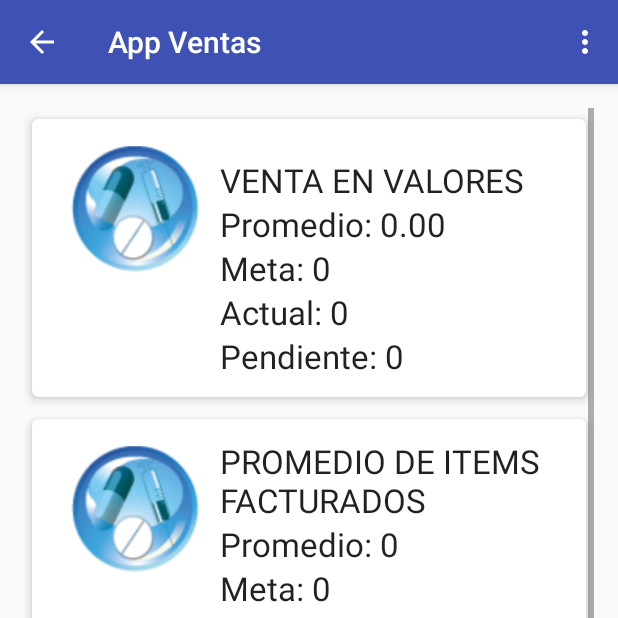
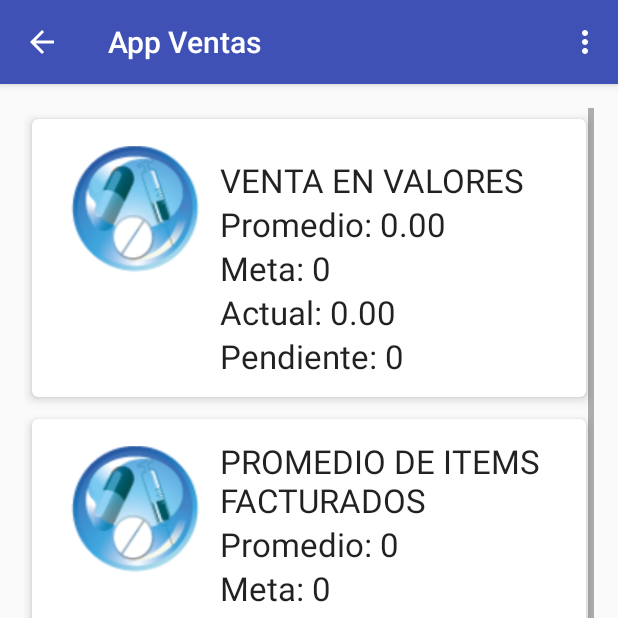
Before and after one commit to endscom/CARONTE, an Android app: the TableroClienteActivity screen opened directly, with no data from a screen before it, on a phone screen of 412 x 824 dp, the top half of it. Run offline under Robolectric (Android 15) with nearby library versions, the phone set to English and light mode, and no system bars; libraries missing offline, so code that uses them is left out: com.loopj.android, cz.msebera.android; 3 statements that could not run were skipped.

Commit message:
Fri 27 Jan 17
Indicadores por Promedio ya muestra los promedios de los tres meses
anteriores y la situacion actual de los 4 indicadores.

```diff
--- a/app/src/main/java/com/guma/desarrollo/caronte/Activitys/TableroClienteActivity.java
+++ b/app/src/main/java/com/guma/desarrollo/caronte/Activitys/TableroClienteActivity.java
@@ -87,10 +87,10 @@ public class TableroClienteActivity extends AppCompatActivity {
         List items = new ArrayList();
         if(cursor.length > 0)
         {
-            items.add(new Indicadores3(R.drawable.logo, "VENTA EN VALORES", "Promedio: ".concat(cursor[0]==null?"0.00":cursor[0]), "Meta: 0", "Actual: 0", "Pendiente: 0"));
-            items.add(new Indicadores3(R.drawable.logo, "PROMEDIO DE ITEMS FACTURADOS", "Promedio: ".concat(cursor[1]==null?"0":cursor[1]), "Meta: 0", "Actual: 0", "Pendiente: 0"));
-            items.add(new Indicadores3(R.drawable.logo, "MONTO POR FACTURA", "Promedio: ".concat(cursor[3]==null?"0":cursor[3]), "Meta: 0", "Actual: 0", "Pendiente: 0"));
-            items.add(new Indicadores3(R.drawable.logo, "PROMEDIO DE ITEMS POR FACTURA", "Promedio: ".concat(cursor[2]==null?"0":cursor[2 ]), "Meta: 0", "Actual: 0", "Pendiente: 0"));
+            items.add(new Indicadores3(R.drawable.logo, "VENTA EN VALORES", "Promedio: ".concat(cursor[0]==null?"0.00":cursor[0]), "Meta: 0", "Actual: ".concat(cursor[4]==null?"0.00":cursor[4]), "Pendiente: 0"));
+            items.add(new Indicadores3(R.drawable.logo, "PROMEDIO DE ITEMS FACTURADOS", "Promedio: ".concat(cursor[1]==null?"0":cursor[1]), "Meta: 0", "Actual: ".concat(cursor[5]==null?"0":cursor[5]), "Pendiente: 0"));
+            items.add(new Indicadores3(R.drawable.logo, "MONTO POR FACTURA", "Promedio: ".concat(cursor[3]==null?"0":cursor[3]), "Meta: 0", "Actual: ".concat(cursor[7]==null?"0":cursor[7]), "Pendiente: 0"));
+            items.add(new Indicadores3(R.drawable.logo, "PROMEDIO DE ITEMS POR FACTURA", "Promedio: ".concat(cursor[2]==null?"0":cursor[2]), "Meta: 0", "Actual: ".concat(cursor[6]==null?"0":cursor[6]), "Pendiente: 0"));
         }
 
         /*items.add(new Indicadores3(R.drawable.logo, "", "MONTO POR FACTURA", "0", "", ""));
--- a/app/src/main/java/com/guma/desarrollo/caronte/AsyncHttpManager/ClientesRepository.java
+++ b/app/src/main/java/com/guma/desarrollo/caronte/AsyncHttpManager/ClientesRepository.java
@@ -101,12 +101,12 @@ public class ClientesRepository {
                 JSONArray jsonArray = null;
                 try {
                     jsonArray = new JSONArray(new String(responseBody));
-                    JSONObject joFacturas = (JSONObject) jsonArray.getJSONObject(0).get("FACTURASINDICADORES");
+                    JSONObject joFacturas = (JSONObject) jsonArray.getJSONObject(0).get("INDICADORESCONSOLIDADOS");
 
                     SQLiteHelper.ExecuteSQL(ManagerURI.getDIR_DB(),cxnt,"DELETE FROM INDICADORES3");
                     for (int i=0;i<joFacturas.length();i++)
                     {
-                        SQLiteHelper.ExecuteSQL(ManagerURI.getDIR_DB(), cxnt,joFacturas.getString("FACTURASINDICADORES"+i));
+                        SQLiteHelper.ExecuteSQL(ManagerURI.getDIR_DB(), cxnt,joFacturas.getString("INDICADORESCONSOLIDADOS"+i));
                     }
                 } catch (JSONException e) {
                     e.printStackTrace();
@@ -240,22 +240,26 @@ public class ClientesRepository {
     public static String[] getPromedios3(Context ctx, String CodCliente, String NombreCliente){
         SQLiteDatabase myDataBase = null;
         SQLiteHelper myDbHelper = null;
-        String[] rPromedios3 = new String[4];
+        String[] rPromedios3 = new String[8];
         try
         {
             myDbHelper = new SQLiteHelper(ManagerURI.getDIR_DB(), ctx);
             myDataBase = myDbHelper.getReadableDatabase();
             //Cursor cursor = myDataBase.rawQuery("SELECT p3.NOMBRECLIENTE, p3.CLIENTE, ROUND(p3.PRM_ART_3,2) PRM_ART_3, ROUND(p3.PRM_VTA_3,2) PRM_VTA_3 FROM PROMEDIOS3 p3 WHERE CLIENTE='"+CodCliente+"';", null);
-            Cursor cursor = myDataBase.rawQuery("SELECT ROUND(i.VENTAS_3,4) VENTAS, i.NUM_ART_FAC, ROUND(i.PROMEDIO_ART,4) PROMEDIO_ART, ROUND(i.MontoPromXFac,4) MontoPromXFac FROM INDICADORES3 i WHERE i.CODCLIENTE='"+CodCliente+"';", null);
+            Cursor cursor = myDataBase.rawQuery("SELECT ROUND(i.VENTAS_3,4) VENTAS_3, i.NUM_ART_FAC_3, ROUND(i.PROMEDIO_ART_3,4) PROMEDIO_ART_3, ROUND(i.MontoPromXFac_3,4) MontoPromXFac_3, ROUND(i.VENTAS_Act,4) VENTAS_Act, i.NUM_ART_FAC_Act, ROUND(i.PROMEDIO_ART_ACT,4) PROMEDIO_ART_ACT, ROUND(i.MontoPromXFactAct,4) MontoPromXFactAct FROM INDICADORES3 i WHERE i.CODCLIENTE='"+CodCliente+"';", null);
             if(cursor.getCount() > 0)
             {
                 cursor.moveToFirst();
                 while(!cursor.isAfterLast())
                 {
-                    rPromedios3[0] = (String) (cursor.isNull(0)? CodCliente: cursor.getString(cursor.getColumnIndex("VENTAS")));
-                    rPromedios3[1] = (String) (cursor.isNull(1)? "": cursor.getString(cursor.getColumnIndex("NUM_ART_FAC")));
-                    rPromedios3[2] = (String) (cursor.isNull(2)? "0.00": cursor.getString(cursor.getColumnIndex("PROMEDIO_ART")));
-                    rPromedios3[3] = (String) (cursor.isNull(3)? "0.00": cursor.getString(cursor.getColumnIndex("MontoPromXFac")));
+                    rPromedios3[0] = (String) (cursor.isNull(0)? CodCliente: cursor.getString(cursor.getColumnIndex("VENTAS_3")));
+                    rPromedios3[1] = (String) (cursor.isNull(1)? "": cursor.getString(cursor.getColumnIndex("NUM_ART_FAC_3")));
+                    rPromedios3[2] = (String) (cursor.isNull(2)? "0.00": cursor.getString(cursor.getColumnIndex("PROMEDIO_ART_3")));
+                    rPromedios3[3] = (String) (cursor.isNull(3)? "0.00": cursor.getString(cursor.getColumnIndex("MontoPromXFac_3")));
+                    rPromedios3[4] = (String) (cursor.isNull(4)? CodCliente: cursor.getString(cursor.getColumnIndex("VENTAS_Act")));
+                    rPromedios3[5] = (String) (cursor.isNull(5)? "": cursor.getString(cursor.getColumnIndex("NUM_ART_FAC_Act")));
+                    rPromedios3[6] = (String) (cursor.isNull(6)? "0.00": cursor.getString(cursor.getColumnIndex("PROMEDIO_ART_ACT")));
+                    rPromedios3[7] = (String) (cursor.isNull(7)? "0.00": cursor.getString(cursor.getColumnIndex("MontoPromXFactAct")));
                     cursor.moveToNext();
                 }
             }
--- a/core/src/main/java/com/guma/desarrollo/core/ManagerURI.java
+++ b/core/src/main/java/com/guma/desarrollo/core/ManagerURI.java
@@ -20,7 +20,7 @@ public class ManagerURI {
     private static String URL_VENDEDOR="http://"+ SERVER + "/rest_app_venta/VENDEDORES.php";
     private static String URL_FACTURAS="http://"+ SERVER + "/rest_app_venta/FACTURAS.php";
     private static String URL_PORRECUPERAR="http://"+ SERVER + "/rest_app_venta/PorRecuperar.php";
-    private static String URL_FACTURASINDICADORES3="http://"+ SERVER + "/rest_app_venta/FACTURASINDICADORES.php";
+    private static String URL_FACTURASINDICADORES3="http://"+ SERVER + "/rest_app_venta/INDICADORESCONSOLIDADOS.php";
 
     private static String DIR_DB = Environment.getExternalStoragePublicDirectory(Environment.DIRECTORY_DOWNLOADS).getAbsolutePath() + File.separator;
     //private static String DIR_DB = "com.guma.desarrollo.caronte" + File.separator;
```
Also changed, not shown: app/src/main/assets/caronte.db.
